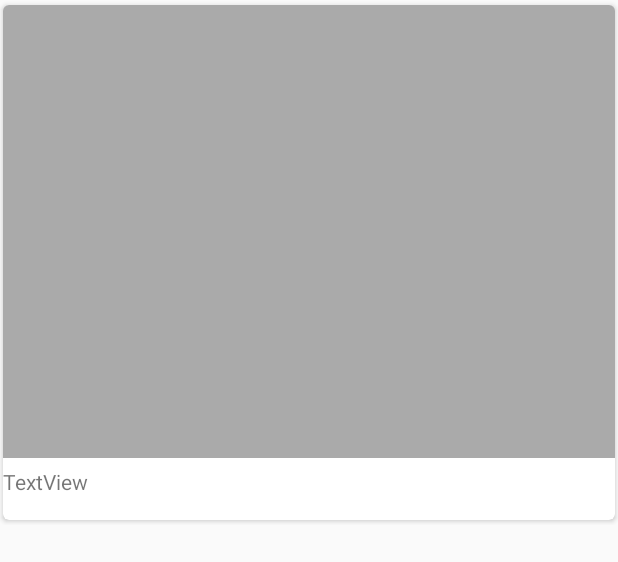
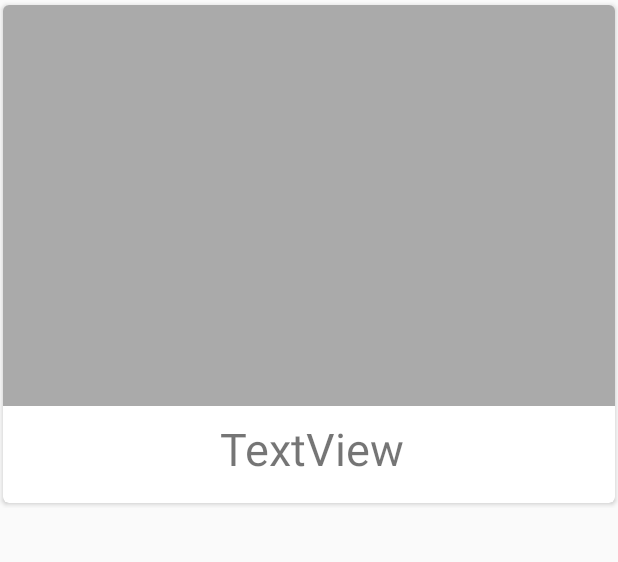
Before and after one commit to MatthijsBlankevoort/EventList, an Android app: the layout event_list_item.xml on its own in the app's theme, with its tools: preview values and no code run, on a phone screen of 412 x 824 dp. Shown: the top 562 px of the screen. Run offline under Robolectric (Android 15) with nearby library versions, the phone set to English and light mode, and no system bars.

Commit message:
feature: update layout to center text

```diff
--- a/app/src/main/res/layout/event_list_item.xml
+++ b/app/src/main/res/layout/event_list_item.xml
@@ -8,7 +8,7 @@
     <android.support.v7.widget.CardView xmlns:card_view="http://schemas.android.com/apk/res-auto"
         android:id="@+id/card_view"
         android:layout_width="match_parent"
-        android:layout_height="350dp"
+        android:layout_height="wrap_content"
         android:layout_gravity="center"
         card_view:cardCornerRadius="4dp"
         card_view:cardPreventCornerOverlap="false"
@@ -16,17 +16,17 @@
 
         <android.support.constraint.ConstraintLayout
             android:layout_width="match_parent"
-            android:layout_height="match_parent">
+            android:layout_height="match_parent"
+            card_view:layout_constraintBottom_toBottomOf="@+id/coverImage"
+            card_view:layout_constraintTop_toBottomOf="@+id/coverImage">
 
             <ImageView
                 android:id="@+id/coverImage"
-                android:layout_width="match_parent"
-                android:layout_height="0dp"
-                android:layout_marginBottom="6dp"
+                android:layout_width="0dp"
+                android:layout_height="267dp"
                 android:adjustViewBounds="true"
                 android:cropToPadding="false"
                 android:scaleType="fitXY"
-                card_view:layout_constraintBottom_toTopOf="@+id/dateText"
                 card_view:layout_constraintEnd_toEndOf="parent"
                 card_view:layout_constraintStart_toStartOf="parent"
                 card_view:layout_constraintTop_toTopOf="parent"
@@ -36,11 +36,19 @@
                 android:id="@+id/dateText"
                 android:layout_width="wrap_content"
                 android:layout_height="wrap_content"
+                android:layout_marginStart="8dp"
+                android:layout_marginTop="8dp"
+                android:layout_marginEnd="20dp"
                 android:layout_marginBottom="16dp"
                 android:text="TextView"
+                android:textAlignment="center"
+                android:textSize="30sp"
                 card_view:layout_constraintBottom_toBottomOf="parent"
+                card_view:layout_constraintEnd_toEndOf="parent"
+                card_view:layout_constraintHorizontal_bias="0.528"
                 card_view:layout_constraintStart_toStartOf="parent"
-                card_view:layout_constraintTop_toBottomOf="@+id/coverImage" />
+                card_view:layout_constraintTop_toBottomOf="@+id/coverImage"
+                card_view:layout_constraintVertical_bias="1.0" />
 
         </android.support.constraint.ConstraintLayout>
 
```
